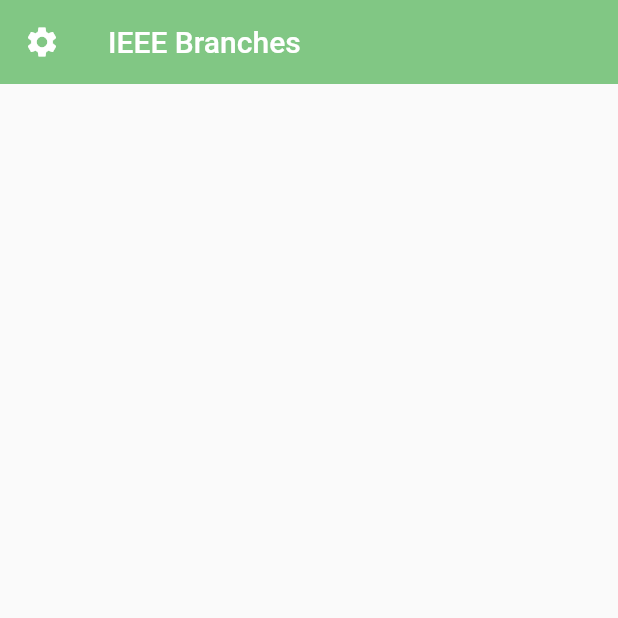
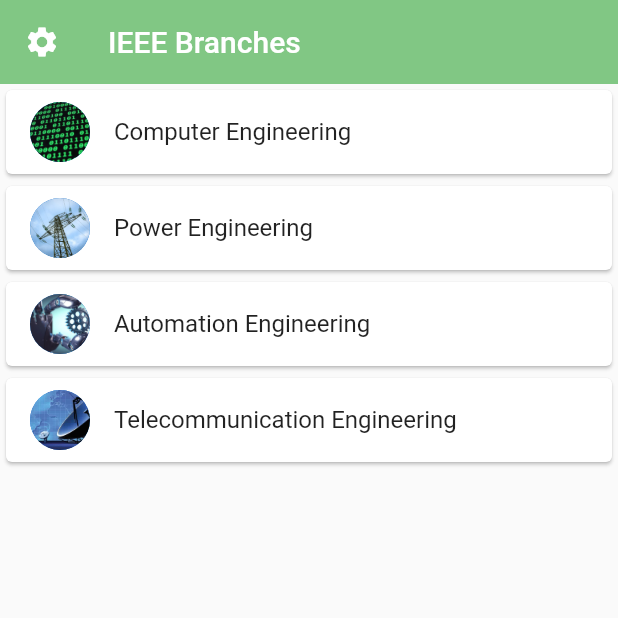
Before and after one commit to islemkehoul/IEEE-Branches, a Flutter app: the screen it shows after launch, on a phone screen of 412 x 824 dp, the top half of it. Run offline on Flutter 3.47's test engine with Material 2 defaults, Android fonts, the phone set to English and light mode, and no system bars.

Commit message:
third commit

```diff
--- /dev/null
+++ b/lib/classclass.dart
@@ -0,0 +1,10 @@
+
+class ObjectClass {
+  String branchName ;
+  String flag ;
+
+
+    ObjectClass({this.branchName , this.flag});
+
+
+  }
--- a/lib/controlpage.dart
+++ b/lib/controlpage.dart
@@ -1,14 +1,14 @@
-
-
 
 import 'package:flutter/material.dart';
+class Control extends StatelessWidget {
 
-class Control extends StatelessWidget {
   @override
   Widget build(BuildContext context) {
     return Scaffold(
-
-
+      appBar: AppBar(
+      title : Text('what is automation engineering?'),
+      backgroundColor: Colors.green[300],
+      ),
     );
   }
 }
--- a/lib/main.dart
+++ b/lib/main.dart
@@ -1,4 +1,5 @@
-import 'package:electronics_app/computer.dart';
+import 'package:electronics_app/classclass.dart';
+import 'package:electronics_app/computerpage.dart';
 import 'package:electronics_app/controlpage.dart';
 import 'package:electronics_app/powerpage.dart';
 import 'package:electronics_app/telecompage.dart';
@@ -24,6 +25,15 @@ class Home extends StatefulWidget {
 }
 
 class _HomeState extends State<Home> {
+
+  List<ObjectClass> branches = [
+    ObjectClass(branchName:'Computer Engineering',flag :'computer.jpg'),
+    ObjectClass(branchName :'Power Engineering',flag:'power.jpg'),
+    ObjectClass(branchName : 'Automation Engineering',flag :'auto.jpg'),
+    ObjectClass(branchName : 'Telecommunication Engineering',flag : 'telecom.jpg'),
+  ];
+
+
   @override
   Widget build(BuildContext context) {
     return Scaffold(
@@ -35,7 +45,63 @@ class _HomeState extends State<Home> {
         title: Text('IEEE Branches'),
         elevation: 0,
        ),
+      body : ListView.builder(
+        itemCount: branches.length,
+        itemBuilder: (context , index){
+          return Card(
+            child :
+            ListTile(
+              onTap: (){
+               switch (index) {
+  case 0:
+    {
+        Navigator.push(
+    context,
+    MaterialPageRoute(builder: (context) => Computer()),
+  );
+    }
+  break;
+
+ case 1:
+    {
+        Navigator.push(
+    context,
+    MaterialPageRoute(builder: (context) => Power()),
+  );
+    }
+  break;
+   case 2:
+    {
+        Navigator.push(
+    context,
+    MaterialPageRoute(builder: (context) => Control()),
+  );
+    }
+  break;
+   case 3:
+    {
+        Navigator.push(
+    context,
+    MaterialPageRoute(builder: (context) => Telecom()),
+  );
+    }
+  break;
+}
+              },
+              title: Text(
+                branches[index].branchName),
+                leading: CircleAvatar(
+                  backgroundImage: AssetImage('assets/images/${branches[index].flag}'),
+
+                ),
+
+            ),
+          );
+        }
+
+        ),
 
     );
 
-  }}
+  }
+  }
```
Also changed, not shown: lib/computerpage.dart (renamed from lib/computer.dart).
